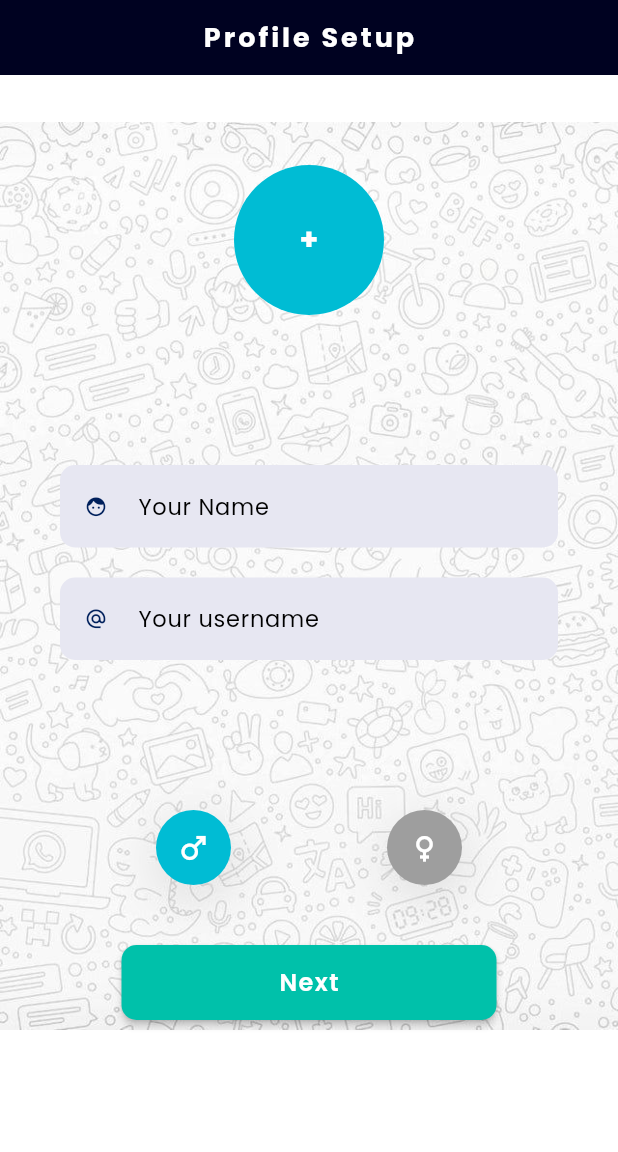
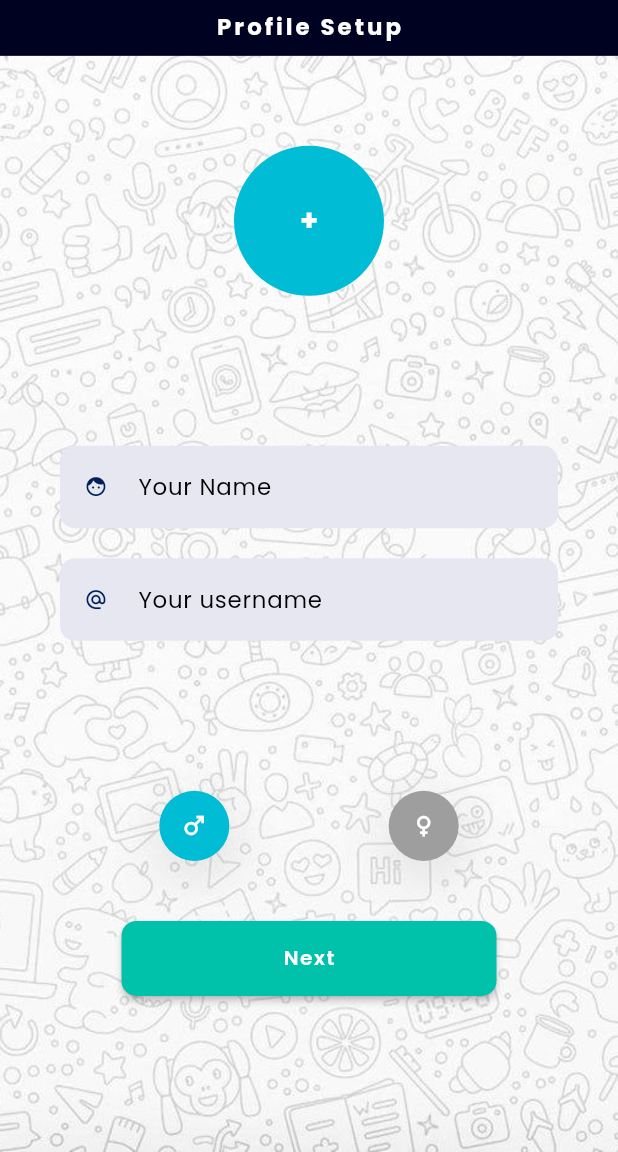
Before and after one commit to Atomic-Sol-Pvt-Ltd/tyamo, a Flutter app: the ProfileSetup screen opened directly, on a phone screen of 412 x 824 dp, the part 84-1236 px from its top. Run offline on Flutter 3.47's test engine with Material 3 defaults, Android fonts, the phone set to English and light mode, and no system bars; drawn by our look-alikes of circular_profile_avatar; our stand-ins replace getwidget, google_fonts, page_transition, responsive_sizer, rounded_loading_button_plus.

Commit message:
Responsiveness
with package

```diff
--- a/lib/main.dart
+++ b/lib/main.dart
@@ -1,4 +1,5 @@
 import 'package:flutter/material.dart';
+import 'package:responsive_sizer/responsive_sizer.dart';
 import 'package:tyamo/views/auth/login.dart';
 
 void main() {
@@ -11,6 +12,8 @@ class Tyamo extends StatelessWidget {
   // This widget is the root of your application.
   @override
   Widget build(BuildContext context) {
+    return ResponsiveSizer(
+      builder: (context, orientation, screenType) {
         return MaterialApp(
           debugShowCheckedModeBanner: false,
           title: 'Tyamo',
@@ -20,5 +23,7 @@ class Tyamo extends StatelessWidget {
           ),
           home: Login(),
         );
+      },
+    );
   }
 }
--- a/lib/views/profile/profile_setup.dart
+++ b/lib/views/profile/profile_setup.dart
@@ -4,6 +4,7 @@ import 'package:circular_profile_avatar/circular_profile_avatar.dart';
 import 'package:flutter/material.dart';
 import 'package:google_fonts/google_fonts.dart';
 import 'package:page_transition/page_transition.dart';
+import 'package:responsive_sizer/responsive_sizer.dart';
 import 'package:rounded_loading_button_plus/rounded_loading_button.dart';
 import 'package:tyamo/views/invitation/invite_friends.dart';
 import 'package:tyamo/views/widgets/auth/auth_text_field.dart';
@@ -43,13 +44,14 @@ class _ProfileSetupState extends State<ProfileSetup> {
           image: DecorationImage(
             image: AssetImage("assets/images/profile_setup_bg.jpg"),
             filterQuality: FilterQuality.high,
+            fit: BoxFit.cover
           ),
         ),
         child: Column(
           children: [
             Container(
               alignment: Alignment.center,
-              height: 50,
+              height: 25.sp,
               width: double.infinity,
               decoration: BoxDecoration(color: Color(0xff000221)),
               child: Text(
@@ -57,7 +59,7 @@ class _ProfileSetupState extends State<ProfileSetup> {
                 style: GoogleFonts.poppins(
                   fontWeight: FontWeight.w700,
                   color: Colors.white,
-                  fontSize: 18,
+                  fontSize: 16.sp,
                   letterSpacing: 2,
                 ),
               ),
@@ -73,7 +75,7 @@ class _ProfileSetupState extends State<ProfileSetup> {
                 style: GoogleFonts.poppins(
                   fontWeight: FontWeight.bold,
                   color: Colors.white,
-                  fontSize: 20,
+                  fontSize: 18.sp,
                 ),
               ),
             ),
@@ -85,7 +87,7 @@ class _ProfileSetupState extends State<ProfileSetup> {
               child: AuthTextField(
                 lableText: "Your Name",
                 icon: Icons.face,
-                size: 15,
+                size: 16.sp,
                 keyboardType: TextInputType.text,
                 obscureText: false,
               ),
@@ -98,7 +100,7 @@ class _ProfileSetupState extends State<ProfileSetup> {
               child: AuthTextField(
                 lableText: "Your username",
                 icon: Icons.alternate_email,
-                size: 15,
+                size: 16.sp,
                 keyboardType: TextInputType.text,
                 obscureText: false,
               ),
@@ -117,8 +119,8 @@ class _ProfileSetupState extends State<ProfileSetup> {
                     });
                   },
                   child: Container(
-                    height: 50,
-                    width: 50,
+                    height: 28.sp,
+                    width: 28.sp,
                     decoration: BoxDecoration(
                       color: isMale ? Colors.cyan : Colors.grey,
                       shape: BoxShape.circle,
@@ -130,7 +132,7 @@ class _ProfileSetupState extends State<ProfileSetup> {
                         ),
                       ],
                     ),
-                    child: Icon(Icons.male, color: Colors.white),
+                    child: Icon(Icons.male, color: Colors.white, size: 18.sp,),
                   ),
                 ),
                 //* -- Female
@@ -141,8 +143,8 @@ class _ProfileSetupState extends State<ProfileSetup> {
                     });
                   },
                   child: Container(
-                    height: 50,
-                    width: 50,
+                    height: 28.sp,
+                    width: 28.sp,
                     decoration: BoxDecoration(
                       color: !isMale ? Colors.purple : Colors.grey,
                       shape: BoxShape.circle,
@@ -154,7 +156,7 @@ class _ProfileSetupState extends State<ProfileSetup> {
                         ),
                       ],
                     ),
-                    child: Icon(Icons.female, color: Colors.white),
+                    child: Icon(Icons.female, color: Colors.white, size: 18.sp,),
                   ),
                 ),
               ],
@@ -187,7 +189,7 @@ class _ProfileSetupState extends State<ProfileSetup> {
                   child: Text(
                     "Next",
                     style: GoogleFonts.poppins(
-                      fontSize: 16,
+                      fontSize: 15.sp,
                       color: Colors.white,
                       fontWeight: FontWeight.w600,
                       letterSpacing: 1,
--- a/pubspec.yaml
+++ b/pubspec.yaml
@@ -39,6 +39,7 @@ dependencies:
   circular_profile_avatar: ^2.0.5
   getwidget: ^6.0.0
   page_transition: ^2.2.1
+  responsive_sizer: ^3.3.1
 
 dev_dependencies:
   flutter_test:
```
Also changed, not shown: lib/views/auth/forgot_password.dart (+17 -9 lines), lib/views/auth/login.dart (+12 -9 lines), lib/views/auth/register.dart (+13 -10 lines), lib/views/invitation/accept_invite.dart (+8 -3 lines), lib/views/invitation/invite_friends.dart (+11 -7 lines), pubspec.lock. Lines whose indentation alone changed are shown as unchanged.
